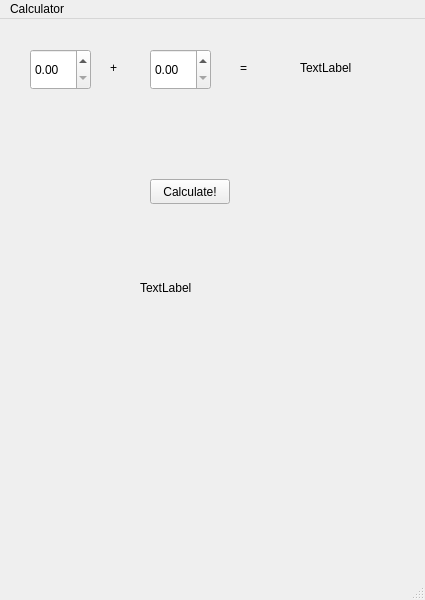
The window that calc.ui (AquilaFasciata/QtCalc) describes before a commit, drawn with Qt 5.
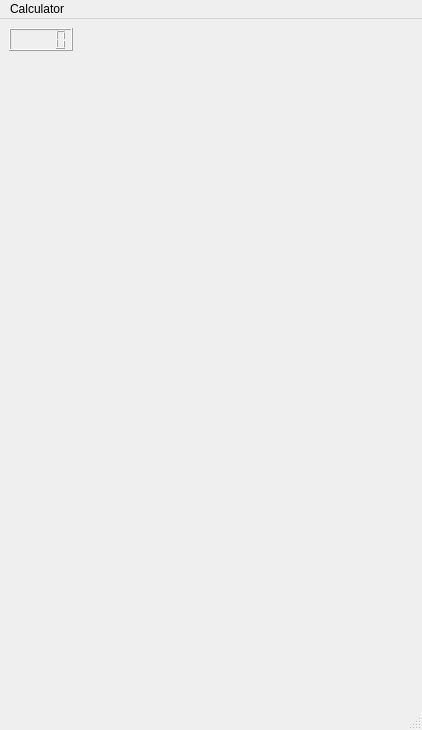
The same window after the commit.

Commit message: Doing some more experimenting

What changed in the file:
```diff
--- a/calc.ui
+++ b/calc.ui
@@ -6,106 +6,36 @@
    <rect>
     <x>0</x>
     <y>0</y>
-    <width>425</width>
-    <height>600</height>
+    <width>422</width>
+    <height>730</height>
    </rect>
   </property>
+  <property name="sizePolicy">
+   <sizepolicy hsizetype="Expanding" vsizetype="Preferred">
+    <horstretch>0</horstretch>
+    <verstretch>0</verstretch>
+   </sizepolicy>
+  </property>
   <property name="windowTitle">
    <string>calc</string>
   </property>
   <widget class="QWidget" name="centralwidget">
-   <widget class="QDoubleSpinBox" name="box1">
-    <property name="geometry">
-     <rect>
-      <x>30</x>
-      <y>30</y>
-      <width>61</width>
-      <height>41</height>
-     </rect>
-    </property>
-   </widget>
-   <widget class="QLabel" name="label">
-    <property name="geometry">
-     <rect>
-      <x>110</x>
-      <y>40</y>
-      <width>16</width>
-      <height>17</height>
-     </rect>
-    </property>
-    <property name="text">
-     <string>+</string>
-    </property>
-   </widget>
-   <widget class="QDoubleSpinBox" name="box2">
-    <property name="geometry">
-     <rect>
-      <x>150</x>
-      <y>30</y>
-      <width>61</width>
-      <height>41</height>
-     </rect>
-    </property>
-   </widget>
-   <widget class="QLabel" name="label_2">
-    <property name="geometry">
-     <rect>
-      <x>240</x>
-      <y>40</y>
-      <width>16</width>
-      <height>17</height>
-     </rect>
-    </property>
-    <property name="text">
-     <string>=</string>
-    </property>
-   </widget>
-   <widget class="QPushButton" name="pushButton">
-    <property name="geometry">
-     <rect>
-      <x>150</x>
-      <y>160</y>
-      <width>80</width>
-      <height>25</height>
-     </rect>
-    </property>
-    <property name="text">
-     <string>Calculate!</string>
-    </property>
-   </widget>
-   <widget class="QLabel" name="outing">
-    <property name="geometry">
-     <rect>
-      <x>140</x>
-      <y>260</y>
-      <width>101</width>
-      <height>17</height>
-     </rect>
-    </property>
-    <property name="text">
-     <string>TextLabel</string>
-    </property>
-   </widget>
-   <widget class="QLabel" name="output">
-    <property name="geometry">
-     <rect>
-      <x>300</x>
-      <y>40</y>
-      <width>54</width>
-      <height>17</height>
-     </rect>
-    </property>
-    <property name="text">
-     <string>TextLabel</string>
-    </property>
-   </widget>
+   <layout class="QGridLayout" name="gridLayout">
+    <item row="0" column="0">
+     <layout class="QFormLayout" name="formLayout">
+      <item row="0" column="0">
+       <widget class="QLCDNumber" name="lcdNumber"/>
+      </item>
+     </layout>
+    </item>
+   </layout>
   </widget>
   <widget class="QMenuBar" name="menubar">
    <property name="geometry">
     <rect>
      <x>0</x>
      <y>0</y>
-     <width>425</width>
+     <width>422</width>
      <height>22</height>
     </rect>
    </property>
```
The commit also changes 2 other files.
